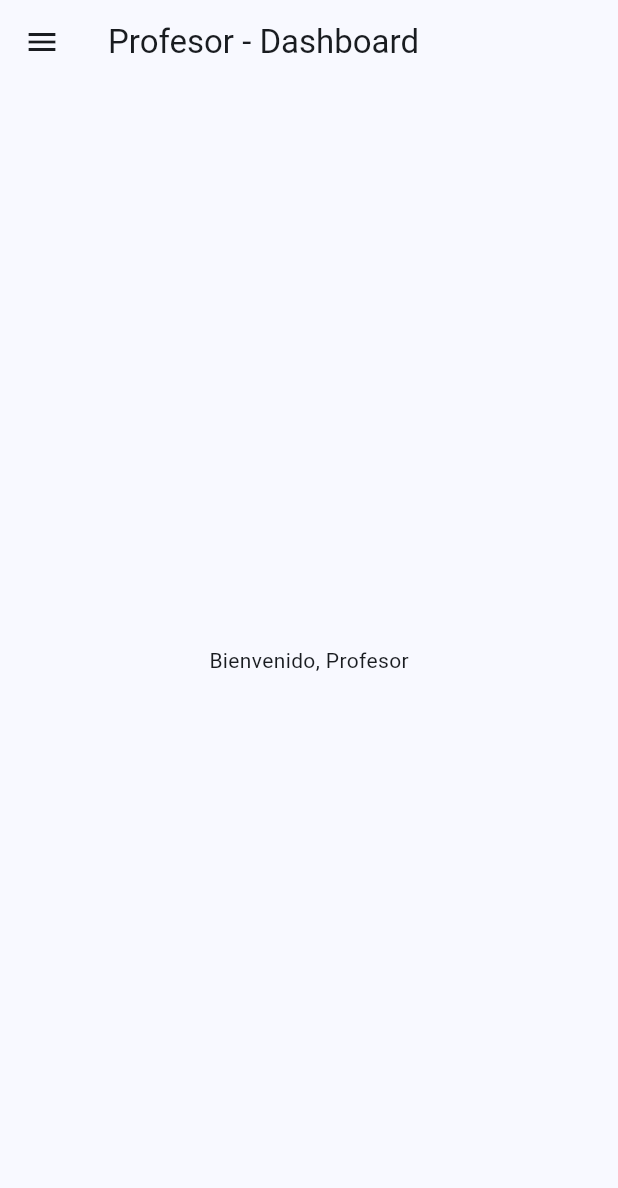
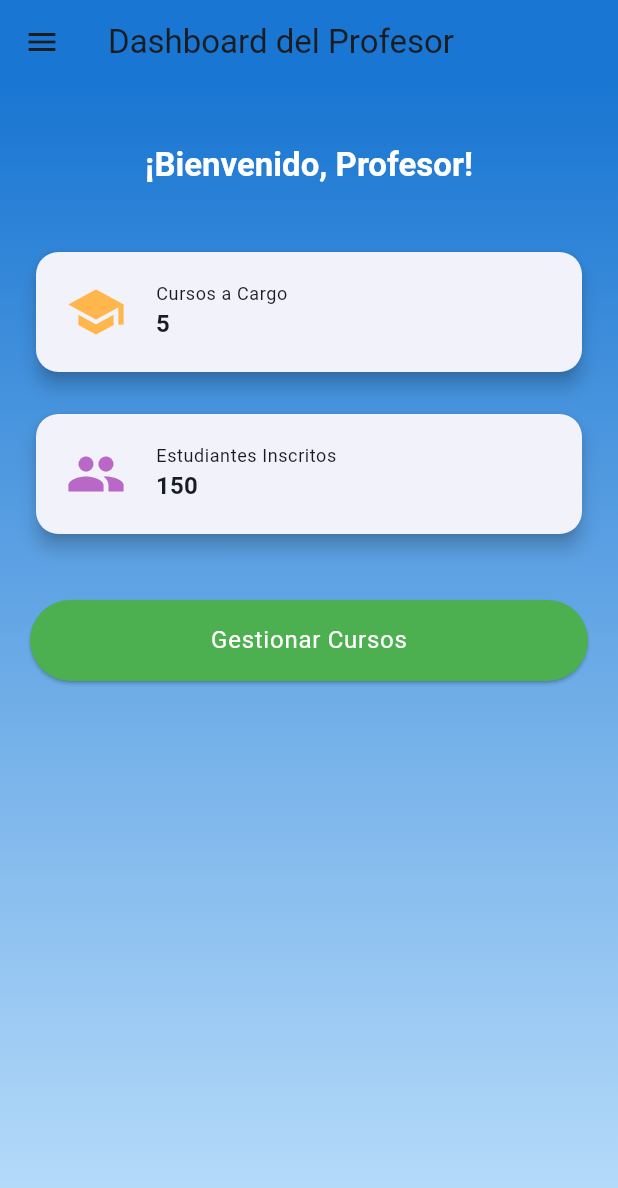
Before and after one commit to Edisonj4vier/EDU-RULETA, a Flutter app: the TeacherMainScreen screen opened directly, on a phone screen of 412 x 824 dp. Shown: the top 1188 px of the screen. Run offline on Flutter 3.47's test engine with Material 3 defaults, Android fonts, the phone set to English and light mode, and no system bars; our stand-ins replace flutter_fortune_wheel.

Commit message:
Dashboart teacher

```diff
--- a/Front-end_proyect/lib/pantallas/pantalla_login.dart
+++ b/Front-end_proyect/lib/pantallas/pantalla_login.dart
@@ -2,7 +2,6 @@ import 'package:flutter/material.dart';
 import 'package:http/http.dart' as http;
 import 'dart:convert';
 import '../widgets/pantalla_dashboard.dart';
-import '../view/viewTeacher/pantalla_dashboard_profesor.dart'; // Importa la pantalla del profesor
 
 class PantallaLogin extends StatefulWidget {
   const PantallaLogin({Key? key}) : super(key: key);
--- a/Front-end_proyect/lib/view/viewTeacher/main.dart
+++ b/Front-end_proyect/lib/view/viewTeacher/main.dart
@@ -1,16 +1,114 @@
 import 'package:flutter/material.dart';
 import '../../widgets/custom_drawer.dart';
+import 'mis_cursos.dart'; // Importa la pantalla de gestión de cursos
 
 class TeacherMainScreen extends StatelessWidget {
+  const TeacherMainScreen({Key? key}) : super(key: key);
+
   @override
   Widget build(BuildContext context) {
     return Scaffold(
       appBar: AppBar(
-        title: Text('Profesor - Dashboard'),
+        title: const Text('Dashboard del Profesor'),
+        backgroundColor: Colors.blue[700],
+        elevation: 0,
       ),
-      drawer: CustomDrawer(userType: 'Profesor'),
-      body: Center(
-        child: Text('Bienvenido, Profesor'),
+      drawer: CustomDrawer(userType: 'Profesor'), // Drawer personalizado
+      body: Container(
+        decoration: BoxDecoration(
+          gradient: LinearGradient(
+            begin: Alignment.topCenter,
+            end: Alignment.bottomCenter,
+            colors: [Colors.blue[700]!, Colors.blue[100]!],
+          ),
+        ),
+        child: SafeArea(
+          child: Padding(
+            padding: const EdgeInsets.all(20.0),
+            child: Column(
+              crossAxisAlignment: CrossAxisAlignment.stretch,
+              children: [
+                const SizedBox(height: 20),
+                Text(
+                  '¡Bienvenido, Profesor!',
+                  style: Theme.of(context).textTheme.titleLarge?.copyWith(
+                        color: Colors.white,
+                        fontWeight: FontWeight.bold,
+                      ),
+                  textAlign: TextAlign.center,
+                ),
+                const SizedBox(height: 40),
+                _buildInfoCard(
+                  context,
+                  'Cursos a Cargo',
+                  '5', // Dato de ejemplo para cursos a cargo
+                  Icons.school,
+                  Colors.orange[300]!,
+                ),
+                const SizedBox(height: 20),
+                _buildInfoCard(
+                  context,
+                  'Estudiantes Inscritos',
+                  '150', // Dato de ejemplo para estudiantes inscritos
+                  Icons.group,
+                  Colors.purple[300]!,
+                ),
+                const SizedBox(height: 40),
+                ElevatedButton(
+                  style: ElevatedButton.styleFrom(
+                    backgroundColor: Colors.green,
+                    padding: const EdgeInsets.symmetric(vertical: 15),
+                    shape: RoundedRectangleBorder(
+                      borderRadius: BorderRadius.circular(30),
+                    ),
+                  ),
+                  child: Text(
+                    'Gestionar Cursos',
+                    style: Theme.of(context).textTheme.bodyLarge?.copyWith(
+                          color: Colors.white,
+                        ),
+                  ),
+                  onPressed: () {
+                    Navigator.push(
+                      context,
+                      MaterialPageRoute(
+                          builder: (context) =>
+                              const MisCursosPage()), // Navega a la página de cursos
+                    );
+                  },
+                ),
+              ],
+            ),
+          ),
+        ),
+      ),
+    );
+  }
+
+  Widget _buildInfoCard(BuildContext context, String title, String value,
+      IconData icon, Color color) {
+    return Card(
+      elevation: 5,
+      shape: RoundedRectangleBorder(borderRadius: BorderRadius.circular(15)),
+      child: Padding(
+        padding: const EdgeInsets.all(20.0),
+        child: Row(
+          children: [
+            Icon(icon, size: 40, color: color),
+            const SizedBox(width: 20),
+            Column(
+              crossAxisAlignment: CrossAxisAlignment.start,
+              children: [
+                Text(title, style: Theme.of(context).textTheme.bodySmall),
+                Text(value,
+                    style: Theme.of(context)
+                        .textTheme
+                        .titleMedium
+                        ?.copyWith(fontWeight: FontWeight.bold)),
+              ],
+            ),
+          ],
+        ),
       ),
     );
   }
```
Also changed, not shown: Front-end_proyect/lib/view/viewTeacher/pantalla_dashboard_profesor.dart (deleted, +0 -64 lines), Front-end_proyect/lib/widgets/pantalla_dashboard.dart (+37 -67 lines).
